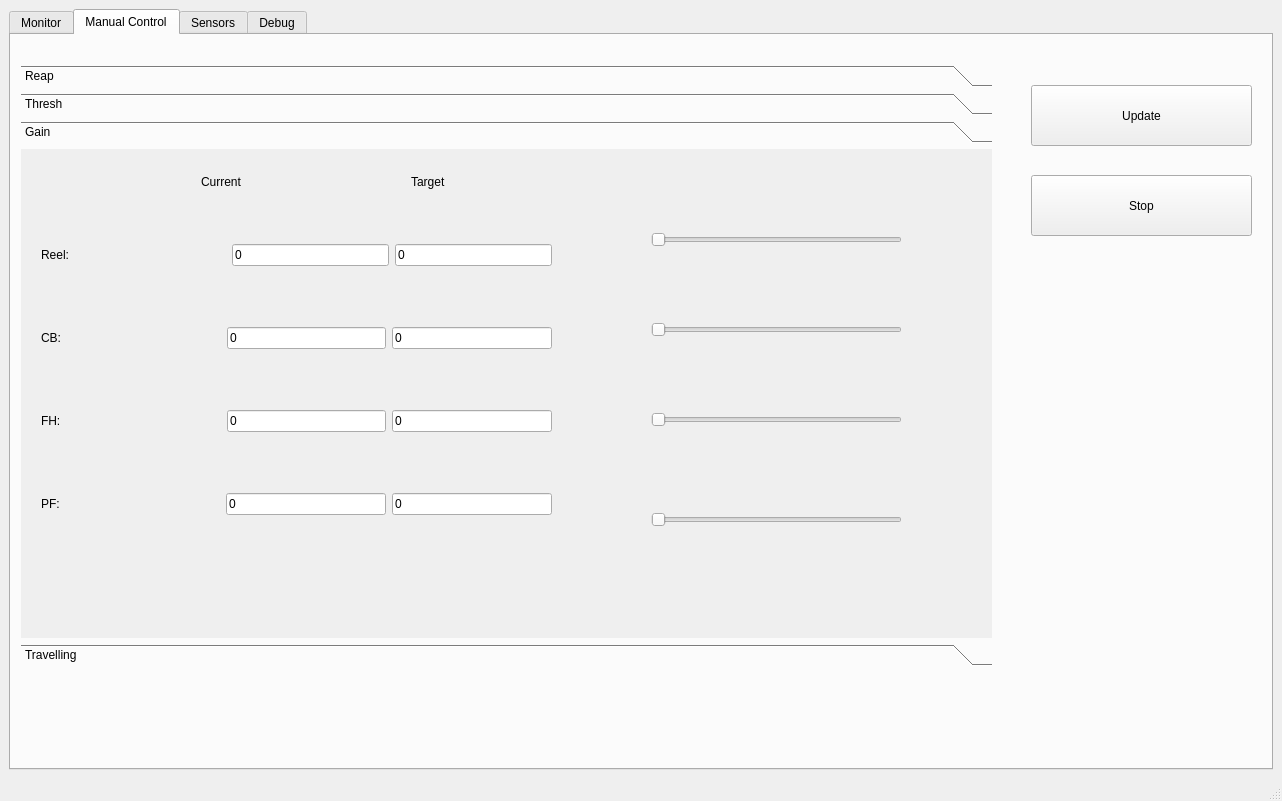
Qt form src/Qt_gui_test/src/mainwindow.ui (ideallic/yammar_ws) before a commit.
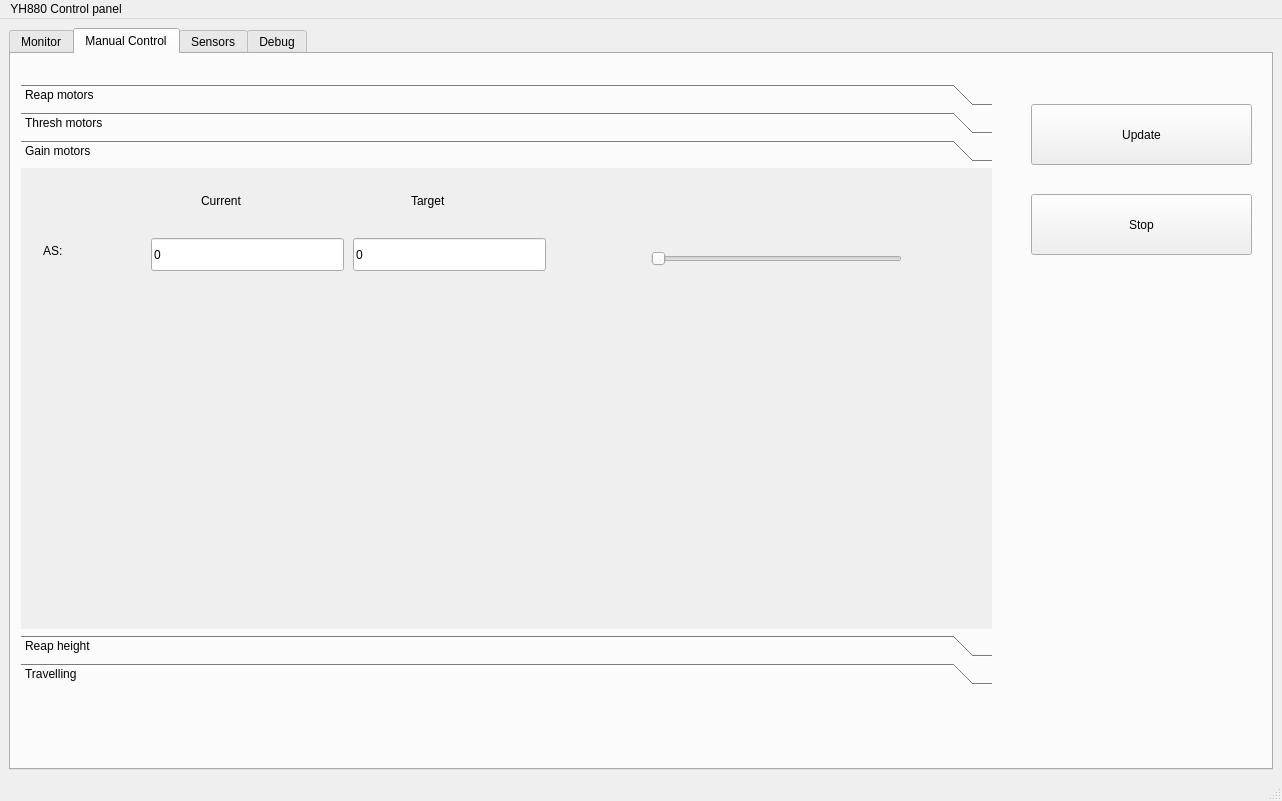
The same form after that commit. The open tabs and pages were chosen to show the change.

Commit message: 改进gui

```diff
--- a/src/Qt_gui_test/src/mainwindow.ui
+++ b/src/Qt_gui_test/src/mainwindow.ui
@@ -403,7 +403,7 @@
           </rect>
          </property>
          <attribute name="label">
-          <string>Reap</string>
+          <string>Reap motors</string>
          </attribute>
          <widget class="QWidget" name="layoutWidget">
           <property name="geometry">
@@ -658,7 +658,7 @@
           </rect>
          </property>
          <attribute name="label">
-          <string>Thresh</string>
+          <string>Thresh motors</string>
          </attribute>
          <widget class="QLabel" name="label_29">
           <property name="geometry">
@@ -909,11 +909,11 @@
            <x>0</x>
            <y>0</y>
            <width>971</width>
-           <height>433</height>
+           <height>391</height>
           </rect>
          </property>
          <attribute name="label">
-          <string>Gain</string>
+          <string>Gain motors</string>
          </attribute>
          <widget class="QSlider" name="horizontalSlider_9">
           <property name="geometry">
@@ -928,19 +928,6 @@
            <enum>Qt::Horizontal</enum>
           </property>
          </widget>
-         <widget class="QSlider" name="horizontalSlider_10">
-          <property name="geometry">
-           <rect>
-            <x>630</x>
-            <y>260</y>
-            <width>251</width>
-            <height>22</height>
-           </rect>
-          </property>
-          <property name="orientation">
-           <enum>Qt::Horizontal</enum>
-          </property>
-         </widget>
          <widget class="QLabel" name="label_35">
           <property name="geometry">
            <rect>
@@ -967,188 +954,172 @@
            <string>Target</string>
           </property>
          </widget>
+         <widget class="QLabel" name="label_37">
+          <property name="geometry">
+           <rect>
+            <x>22</x>
+            <y>70</y>
+            <width>50</width>
+            <height>25</height>
+           </rect>
+          </property>
+          <property name="text">
+           <string>AS:</string>
+          </property>
+         </widget>
+         <widget class="QLineEdit" name="lineEdit_33">
+          <property name="geometry">
+           <rect>
+            <x>130</x>
+            <y>70</y>
+            <width>193</width>
+            <height>33</height>
+           </rect>
+          </property>
+          <property name="text">
+           <string>0</string>
+          </property>
+         </widget>
+         <widget class="QLineEdit" name="lineEdit_34">
+          <property name="geometry">
+           <rect>
+            <x>332</x>
+            <y>70</y>
+            <width>193</width>
+            <height>33</height>
+           </rect>
+          </property>
+          <property name="text">
+           <string>0</string>
+          </property>
+         </widget>
+        </widget>
+        <widget class="QWidget" name="page_5">
+         <attribute name="label">
+          <string>Reap height</string>
+         </attribute>
+         <widget class="QLineEdit" name="lineEdit_35">
+          <property name="geometry">
+           <rect>
+            <x>140</x>
+            <y>180</y>
+            <width>193</width>
+            <height>33</height>
+           </rect>
+          </property>
+          <property name="text">
+           <string>0</string>
+          </property>
+         </widget>
+         <widget class="QLineEdit" name="lineEdit_36">
+          <property name="geometry">
+           <rect>
+            <x>342</x>
+            <y>180</y>
+            <width>193</width>
+            <height>33</height>
+           </rect>
+          </property>
+          <property name="text">
+           <string>0</string>
+          </property>
+         </widget>
+         <widget class="QLabel" name="label_40">
+          <property name="geometry">
+           <rect>
+            <x>32</x>
+            <y>180</y>
+            <width>50</width>
+            <height>25</height>
+           </rect>
+          </property>
+          <property name="text">
+           <string>Reap:</string>
+          </property>
+         </widget>
+         <widget class="QSlider" name="horizontalSlider_10">
+          <property name="geometry">
+           <rect>
+            <x>640</x>
+            <y>190</y>
+            <width>251</width>
+            <height>22</height>
+           </rect>
+          </property>
+          <property name="orientation">
+           <enum>Qt::Horizontal</enum>
+          </property>
+         </widget>
+         <widget class="QLabel" name="label_55">
+          <property name="geometry">
+           <rect>
+            <x>190</x>
+            <y>20</y>
+            <width>98</width>
+            <height>25</height>
+           </rect>
+          </property>
+          <property name="text">
+           <string>Current</string>
+          </property>
+         </widget>
+         <widget class="QLineEdit" name="lineEdit_37">
+          <property name="geometry">
+           <rect>
+            <x>140</x>
+            <y>70</y>
+            <width>193</width>
+            <height>33</height>
+           </rect>
+          </property>
+          <property name="text">
+           <string>0</string>
+          </property>
+         </widget>
+         <widget class="QLabel" name="label_56">
+          <property name="geometry">
+           <rect>
+            <x>400</x>
+            <y>20</y>
+            <width>98</width>
+            <height>25</height>
+           </rect>
+          </property>
+          <property name="text">
+           <string>Target</string>
+          </property>
+         </widget>
+         <widget class="QLineEdit" name="lineEdit_38">
+          <property name="geometry">
+           <rect>
+            <x>342</x>
+            <y>70</y>
+            <width>193</width>
+            <height>33</height>
+           </rect>
+          </property>
+          <property name="text">
+           <string>0</string>
+          </property>
+         </widget>
+         <widget class="QLabel" name="label_57">
+          <property name="geometry">
+           <rect>
+            <x>32</x>
+            <y>70</y>
+            <width>50</width>
+            <height>25</height>
+           </rect>
+          </property>
+          <property name="text">
+           <string>Reel:</string>
+          </property>
+         </widget>
          <widget class="QSlider" name="horizontalSlider_11">
           <property name="geometry">
            <rect>
-            <x>630</x>
-            <y>170</y>
-            <width>251</width>
-            <height>22</height>
-           </rect>
-          </property>
-          <property name="orientation">
-           <enum>Qt::Horizontal</enum>
-          </property>
-         </widget>
-         <widget class="QWidget" name="layoutWidget_6">
-          <property name="geometry">
-           <rect>
-            <x>20</x>
-            <y>40</y>
-            <width>511</width>
-            <height>381</height>
-           </rect>
-          </property>
-          <layout class="QVBoxLayout" name="verticalLayout_17">
-           <item>
-            <layout class="QHBoxLayout" name="horizontalLayout_21">
-             <item>
-              <widget class="QLabel" name="label_37">
-               <property name="text">
-                <string>Reel:</string>
-               </property>
-              </widget>
-             </item>
-             <item>
-              <spacer name="horizontalSpacer_16">
-               <property name="orientation">
-                <enum>Qt::Horizontal</enum>
-               </property>
-               <property name="sizeHint" stdset="0">
-                <size>
-                 <width>40</width>
-                 <height>20</height>
-                </size>
-               </property>
-              </spacer>
-             </item>
-             <item>
-              <widget class="QLineEdit" name="lineEdit_33">
-               <property name="text">
-                <string>0</string>
-               </property>
-              </widget>
-             </item>
-             <item>
-              <widget class="QLineEdit" name="lineEdit_34">
-               <property name="text">
-                <string>0</string>
-               </property>
-              </widget>
-             </item>
-            </layout>
-           </item>
-           <item>
-            <layout class="QHBoxLayout" name="horizontalLayout_22">
-             <item>
-              <widget class="QLabel" name="label_38">
-               <property name="text">
-                <string>CB:</string>
-               </property>
-              </widget>
-             </item>
-             <item>
-              <spacer name="horizontalSpacer_17">
-               <property name="orientation">
-                <enum>Qt::Horizontal</enum>
-               </property>
-               <property name="sizeHint" stdset="0">
-                <size>
-                 <width>40</width>
-                 <height>20</height>
-                </size>
-               </property>
-              </spacer>
-             </item>
-             <item>
-              <widget class="QLineEdit" name="lineEdit_35">
-               <property name="text">
-                <string>0</string>
-               </property>
-              </widget>
-             </item>
-             <item>
-              <widget class="QLineEdit" name="lineEdit_36">
-               <property name="text">
-                <string>0</string>
-               </property>
-              </widget>
-             </item>
-            </layout>
-           </item>
-           <item>
-            <layout class="QHBoxLayout" name="horizontalLayout_23">
-             <item>
-              <widget class="QLabel" name="label_39">
-               <property name="text">
-                <string>FH:</string>
-               </property>
-              </widget>
-             </item>
-             <item>
-              <spacer name="horizontalSpacer_18">
-               <property name="orientation">
-                <enum>Qt::Horizontal</enum>
-               </property>
-               <property name="sizeHint" stdset="0">
-                <size>
-                 <width>40</width>
-                 <height>20</height>
-                </size>
-               </property>
-              </spacer>
-             </item>
-             <item>
-              <widget class="QLineEdit" name="lineEdit_37">
-               <property name="text">
-                <string>0</string>
-               </property>
-              </widget>
-             </item>
-             <item>
-              <widget class="QLineEdit" name="lineEdit_38">
-               <property name="text">
-                <string>0</string>
-               </property>
-              </widget>
-             </item>
-            </layout>
-           </item>
-           <item>
-            <layout class="QHBoxLayout" name="horizontalLayout_24">
-             <item>
-              <widget class="QLabel" name="label_40">
-               <property name="text">
-                <string>PF:</string>
-               </property>
-              </widget>
-             </item>
-             <item>
-              <spacer name="horizontalSpacer_19">
-               <property name="orientation">
-                <enum>Qt::Horizontal</enum>
-               </property>
-               <property name="sizeHint" stdset="0">
-                <size>
-                 <width>40</width>
-                 <height>20</height>
-                </size>
-               </property>
-              </spacer>
-             </item>
-             <item>
-              <widget class="QLineEdit" name="lineEdit_39">
-               <property name="text">
-                <string>0</string>
-               </property>
-              </widget>
-             </item>
-             <item>
-              <widget class="QLineEdit" name="lineEdit_40">
-               <property name="text">
-                <string>0</string>
-               </property>
-              </widget>
-             </item>
-            </layout>
-           </item>
-          </layout>
-         </widget>
-         <widget class="QSlider" name="horizontalSlider_12">
-          <property name="geometry">
-           <rect>
-            <x>630</x>
-            <y>360</y>
+            <x>640</x>
+            <y>80</y>
             <width>251</width>
             <height>22</height>
            </rect>
@@ -1871,6 +1842,12 @@
      <height>30</height>
     </rect>
    </property>
+   <widget class="QMenu" name="menuYH880_Control_panel">
+    <property name="title">
+     <string>YH880 Control panel</string>
+    </property>
+   </widget>
+   <addaction name="menuYH880_Control_panel"/>
   </widget>
   <widget class="QStatusBar" name="statusbar"/>
  </widget>
```
Left out of the diff: 336 changed lines with no effect on the pictures. The commit also changes 1 other file.
